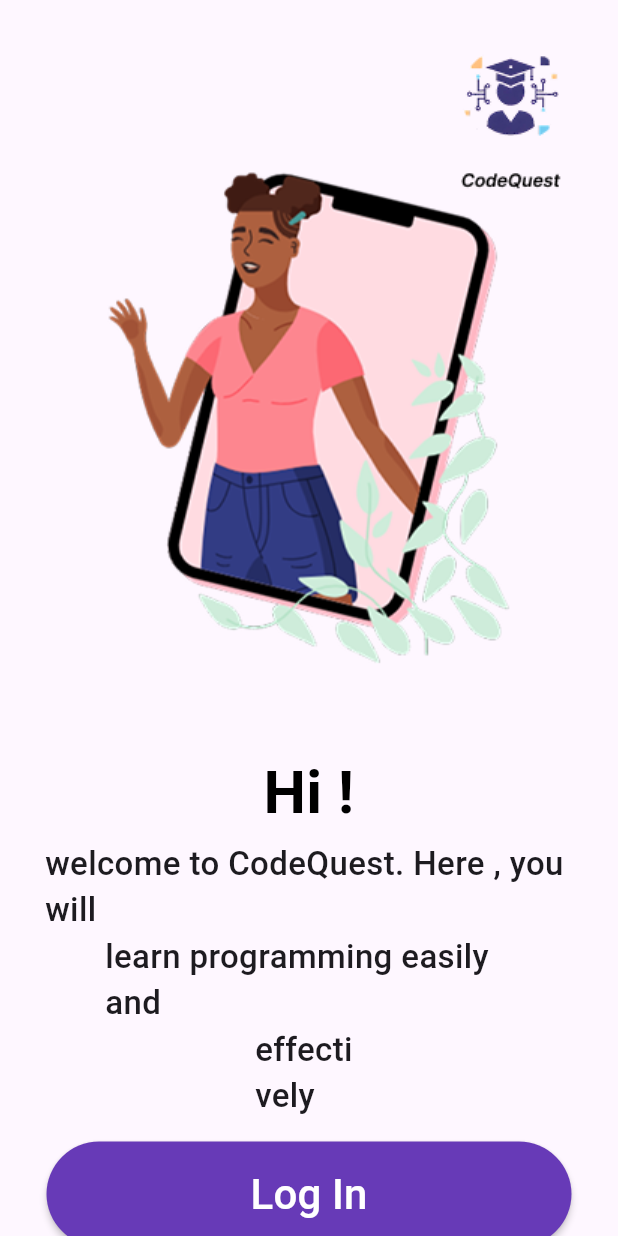
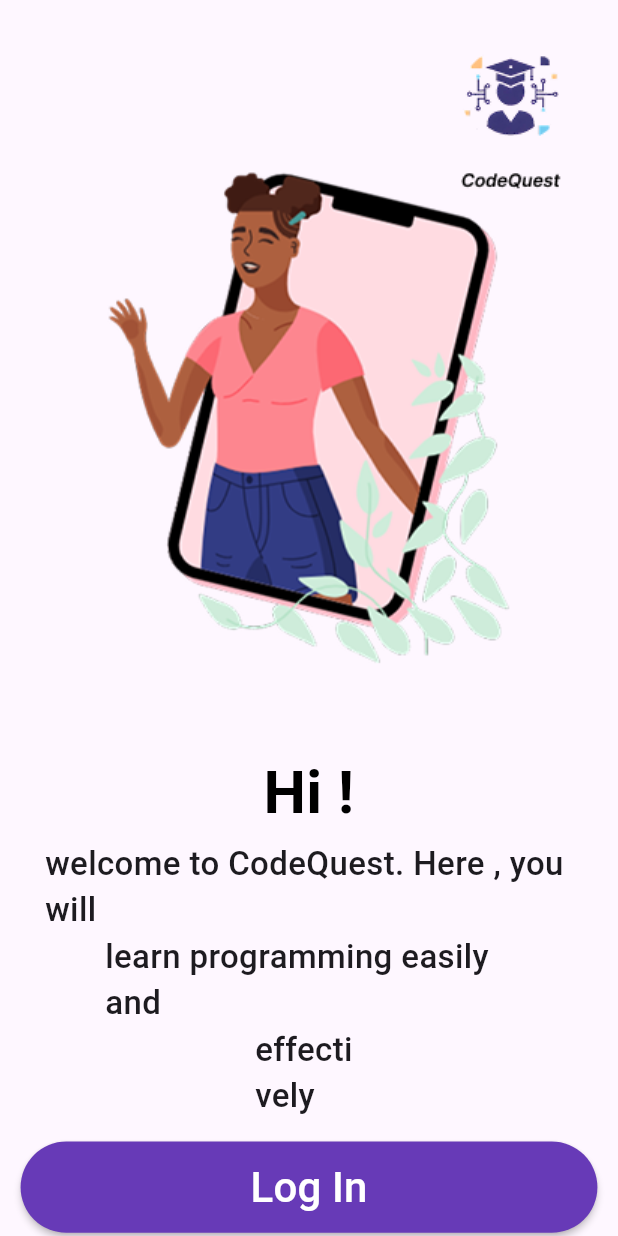
Before and after one commit to Zeyad556/code_quest, a Flutter app: the WelcomeScreen screen opened directly, on a phone screen of 412 x 824 dp. Run offline on Flutter 3.47's test engine with Material 3 defaults, Android fonts, the phone set to English and light mode, and no system bars; our stand-ins replace flutter_screenutil.

Commit message:
add screen util package

```diff
--- a/lib/modules/log_in_screen/log_in.dart
+++ b/lib/modules/log_in_screen/log_in.dart
@@ -1,7 +1,6 @@
 import 'package:flutter/material.dart';
 import '../../shared/components/components.dart';
 import '../forget_pasword_with_phone_screen/forget_password_with_phone.dart';
-import '../sign_in_screen/sign_in.dart';
 
 class LogInScreen extends StatefulWidget {
   const LogInScreen({super.key});
@@ -79,7 +78,7 @@ class _LogInScreenState extends State<LogInScreen> {
                       width: 360.0,
                       height: 40.0,
                       decoration: BoxDecoration(
-                        color: Colors.grey[350], //el [] 3shan opacity
+                        color: Colors.grey[350],
                       ),
                       child: defaultFormField(
                         controller: phoneController,
--- a/lib/modules/welcome_screen/welcome.dart
+++ b/lib/modules/welcome_screen/welcome.dart
@@ -1,65 +1,105 @@
 import 'package:flutter/material.dart';
+import 'package:flutter_screenutil/flutter_screenutil.dart';
 import '../log_in_screen/log_in.dart';
 import '../sign_in_screen/sign_in.dart';
 
-class WelcomeScreen extends StatefulWidget {
-  const WelcomeScreen({super.key});
+class WelcomeScreen
+    extends
+        StatefulWidget {
+  const WelcomeScreen({
+    super.key,
+  });
 
   @override
-  State<WelcomeScreen> createState() => _WelcomeScreenState();
+  State<
+    WelcomeScreen
+  >
+  createState() =>
+      _WelcomeScreenState();
 }
 
-class _WelcomeScreenState extends State<WelcomeScreen> {
+class _WelcomeScreenState
+    extends
+        State<
+          WelcomeScreen
+        > {
   @override
-  Widget build(BuildContext context) {
+  Widget build(
+    BuildContext context,
+  ) {
     return Scaffold(
       // appBar: AppBar(
       //   backgroundColor: Colors.white,
       // ),
       body: Center(
+        child: SingleChildScrollView(
+          physics:
+              BouncingScrollPhysics(),
           child: Column(
             children: [
               Stack(
                 children: [
                   Align(
-                  alignment: Alignment.topRight,
+                    alignment:
+                        Alignment.topRight,
                     child: Padding(
                       padding: const EdgeInsetsDirectional.symmetric(
-                      horizontal: 60.0,
-                      vertical: 30.0,
+                        horizontal:
+                            60.0,
+                        vertical:
+                            30.0,
                       ),
                       child: Image(
-                      image: AssetImage('assets/images/woman_logo.png'),
-                      width: 300.0,
-                      height: 500.0,
+                        image: AssetImage(
+                          'assets/images/woman_logo.png',
+                        ),
+                        width:
+                            300.0,
+                        height:
+                            500.0,
                       ),
                     ),
                   ),
                   Align(
-                  alignment: Alignment.topRight,
+                    alignment:
+                        Alignment.topRight,
                     child: Padding(
                       padding: const EdgeInsetsDirectional.symmetric(
-                      horizontal: 30.0,
-                      vertical: 30,
+                        horizontal:
+                            30.0,
+                        vertical:
+                            30,
                       ),
                       child: Image(
-                      image: AssetImage('assets/images/code_quest_logo.png'),
-                      width: 80.0,
-                      height: 100.0,
+                        image: AssetImage(
+                          'assets/images/code_quest_logo.png',
+                        ),
+                        width:
+                            80.0,
+                        height:
+                            100.0,
                       ),
                     ),
                   ),
                   Padding(
-                  padding: const EdgeInsetsDirectional.only(top: 500),
+                    padding: const EdgeInsetsDirectional.only(
+                      top:
+                          500,
+                    ),
                     child: Container(
-                    width: double.infinity,
+                      width:
+                          double.infinity,
                       child: Text(
                         'Hi !',
-                      textAlign: TextAlign.center,
+                        textAlign:
+                            TextAlign.center,
                         style: TextStyle(
-                        color: Colors.black,
-                        fontSize: 40.0,
-                        fontWeight: FontWeight.bold,
+                          color:
+                              Colors.black,
+                          fontSize:
+                              40.0,
+                          fontWeight:
+                              FontWeight.bold,
                         ),
                       ),
                     ),
@@ -69,124 +109,207 @@ class _WelcomeScreenState extends State<WelcomeScreen> {
               Column(
                 children: [
                   Container(
-                  width: double.infinity,
+                    width:
+                        double.infinity,
                     child: Padding(
-                    padding: const EdgeInsets.symmetric(horizontal: 30),
+                      padding: const EdgeInsets.symmetric(
+                        horizontal:
+                            30,
+                      ),
                       child: Text(
                         'welcome to CodeQuest. Here , you will',
                         style: TextStyle(
-                        fontSize: 22.0,
-                        fontWeight: FontWeight.w500,
+                          fontSize:
+                              22.0,
+                          fontWeight:
+                              FontWeight.w500,
                         ),
                       ),
                     ),
                   ),
                   Container(
-                  width: double.infinity,
+                    width:
+                        double.infinity,
                     child: Padding(
-                    padding: const EdgeInsets.symmetric(horizontal: 70.0),
+                      padding: const EdgeInsets.symmetric(
+                        horizontal:
+                            70.0,
+                      ),
                       child: Text(
                         'learn programming easily and',
                         style: TextStyle(
-                        fontSize: 22.0,
-                        fontWeight: FontWeight.w500,
+                          fontSize:
+                              22.0,
+                          fontWeight:
+                              FontWeight.w500,
                         ),
                       ),
                     ),
                   ),
                   Container(
-                  width: double.infinity,
+                    width:
+                        double.infinity,
                     child: Padding(
-                    padding: const EdgeInsets.symmetric(horizontal: 170.0),
+                      padding: const EdgeInsets.symmetric(
+                        horizontal:
+                            170.0,
+                      ),
                       child: Text(
                         'effectively',
                         style: TextStyle(
-                        fontSize: 22.0,
-                        fontWeight: FontWeight.w500,
+                          fontSize:
+                              22.0,
+                          fontWeight:
+                              FontWeight.w500,
                         ),
                       ),
                     ),
                   ),
                 ],
               ),
-            SizedBox(height: 15.0),
+              SizedBox(
+                height:
+                    15.0,
+              ),
               Column(
                 children: [
                   Container(
-                  width: 350.0,
-                  height: 70.0,
+                    width:
+                        350.0.w,
+                    height:
+                        60.0.h,
                     child: MaterialButton(
                       shape: RoundedRectangleBorder(
-                      borderRadius: BorderRadius.circular(50.0),
+                        borderRadius: BorderRadius.circular(
+                          50.0,
                         ),
-                    color: Colors.deepPurple,
+                      ),
+                      color:
+                          Colors.deepPurple,
                       child: Text(
                         'Log In',
-                      style: TextStyle(fontSize: 28.0, color: Colors.white),
+                        style: TextStyle(
+                          fontSize:
+                              28.0,
+                          color:
+                              Colors.white,
+                        ),
                       ),
 
                       onPressed: () {
                         Navigator.push(
                           context,
-                        MaterialPageRoute(builder: (context) => LogInScreen()),
+                          MaterialPageRoute(
+                            builder:
+                                (
+                                  context,
+                                ) =>
+                                    LogInScreen(),
+                          ),
                         );
                       },
                     ),
                   ),
-                SizedBox(height: 15.0),
+                  SizedBox(
+                    height:
+                        15.0,
+                  ),
                   Container(
-                  width: 350.0,
-                  height: 70.0,
+                    width:
+                        350.0.w,
+                    height:
+                        60.0.h,
                     child: MaterialButton(
                       shape: RoundedRectangleBorder(
-                      borderRadius: BorderRadius.circular(50.0),
+                        borderRadius: BorderRadius.circular(
+                          50.0,
                         ),
-                    color: Colors.deepPurple,
+                      ),
+                      color:
+                          Colors.deepPurple,
                       child: Text(
                         'Sign In',
-                      style: TextStyle(fontSize: 28.0, color: Colors.white),
+                        style: TextStyle(
+                          fontSize:
+                              28.0,
+                          color:
+                              Colors.white,
+                        ),
                       ),
                       onPressed: () {
                         Navigator.push(
                           context,
-                        MaterialPageRoute(builder: (context) => SignInScreen()),
+                          MaterialPageRoute(
+                            builder:
+                                (
+                                  context,
+                                ) =>
+                                    SignInScreen(),
+                          ),
                         );
                       },
                     ),
                   ),
                 ],
               ),
-            SizedBox(height: 20.0),
+              SizedBox(
+                height:
+                    20.0,
+              ),
               Column(
                 children: [
                   Text(
                     'sign up using',
                     style: TextStyle(
-                    fontSize: 23.0,
-                    color: Colors.deepPurple,
-                    fontWeight: FontWeight.w600,
+                      fontSize:
+                          23.0,
+                      color:
+                          Colors.deepPurple,
+                      fontWeight:
+                          FontWeight.w600,
                     ),
                   ),
                   Padding(
-                  padding: const EdgeInsetsDirectional.only(start: 170),
+                    padding: const EdgeInsetsDirectional.only(
+                      start:
+                          170,
+                    ),
                     child: Row(
                       children: [
                         Image(
-                        image: AssetImage('assets/images/facebook logo.png'),
-                        width: 35.0,
-                        height: 35.0,
+                          image: AssetImage(
+                            'assets/images/facebook logo.png',
                           ),
-                      SizedBox(width: 5.0),
+                          width:
+                              35.0,
+                          height:
+                              35.0,
+                        ),
+                        SizedBox(
+                          width:
+                              5.0,
+                        ),
                         Image(
-                        image: AssetImage('assets/images/google logo.png'),
-                        width: 35.0,
-                        height: 35.0,
+                          image: AssetImage(
+                            'assets/images/google logo.png',
                           ),
-                      SizedBox(width: 5.0),
+                          width:
+                              35.0,
+                          height:
+                              35.0,
+                        ),
+                        SizedBox(
+                          width:
+                              5.0,
+                        ),
                         Image(
-                        image: AssetImage('assets/images/microsoft logo.png'),
-                        width: 35.0,
-                        height: 35.0,
+                          image: AssetImage(
+                            'assets/images/microsoft logo.png',
+                          ),
+                          width:
+                              35.0,
+                          height:
+                              35.0,
                         ),
                       ],
                     ),
@@ -196,6 +319,7 @@ class _WelcomeScreenState extends State<WelcomeScreen> {
             ],
           ),
         ),
+      ),
     );
   }
 }
```
Also changed, not shown: lib/main.dart (+39 -10 lines), pubspec.yaml (+5 -11 lines). Lines whose indentation alone changed are shown as unchanged.
